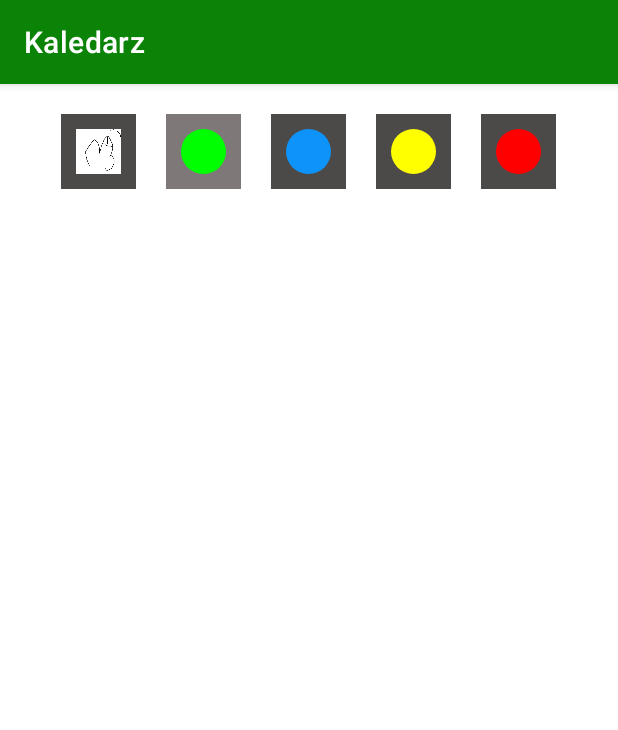
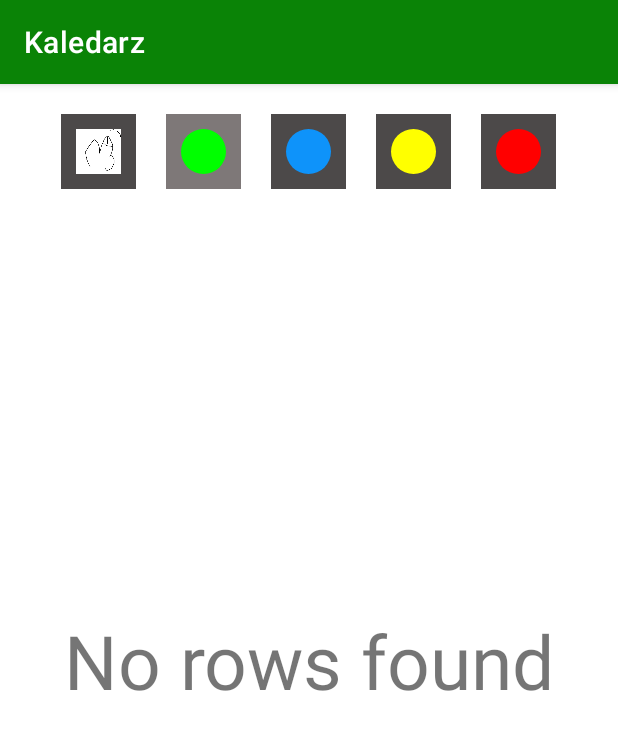
Before and after one commit to Henipiter/Kalendarz, an Android app: the SegregatedList screen opened directly, with no data from a screen before it, on a phone screen of 412 x 824 dp. Shown: the top 730 px of the screen. Run offline under Robolectric (Android 15) with nearby library versions, the light colour scheme and no system bars.

Commit message:
add info whether list is empty

```diff
--- a/app/src/main/java/com/example/kaledarz/SegregatedList.kt
+++ b/app/src/main/java/com/example/kaledarz/SegregatedList.kt
@@ -1,7 +1,9 @@
 package com.example.kaledarz
 
 import android.os.Bundle
+import android.view.View
 import android.widget.ImageButton
+import android.widget.TextView
 import android.widget.Toast
 import androidx.appcompat.app.AppCompatActivity
 import androidx.recyclerview.widget.LinearLayoutManager
@@ -27,6 +29,9 @@ class SegregatedList : AppCompatActivity() {
     private lateinit var buttonFuture: ImageButton
     private lateinit var buttonAll: ImageButton
 
+    private lateinit var noRowsInfoText: TextView
+
+
     override fun onCreate(savedInstanceState: Bundle?) {
         super.onCreate(savedInstanceState)
         setContentView(R.layout.activity_segregated_list)
@@ -37,6 +42,7 @@ class SegregatedList : AppCompatActivity() {
         buttonPast = findViewById(R.id.past_image_button)
         buttonFuture = findViewById(R.id.future_image_button)
         buttonAll = findViewById(R.id.all_image_button)
+        noRowsInfoText = findViewById(R.id.no_rows_info)
 
         databaseHelper = MyDatabaseHelper(this)
         customAdapter = CustomAdapter(this, this, noteListAdapter)
@@ -111,6 +117,12 @@ class SegregatedList : AppCompatActivity() {
                 noteListAdapter.addAll(noteListAll)
             }
         }
+        if(noteListAdapter.size==0){
+            noRowsInfoText.visibility = View.VISIBLE
+        }
+        else{
+            noRowsInfoText.visibility = View.GONE
+        }
         customAdapter.notifyDataSetChanged()
 
     }
--- a/app/src/main/res/layout/activity_main.xml
+++ b/app/src/main/res/layout/activity_main.xml
@@ -12,7 +12,7 @@
         android:layout_height="wrap_content"
         android:layout_marginTop="8dp"
         android:layout_marginEnd="8dp"
-        android:text="Notify"
+        android:text="List"
         app:layout_constraintEnd_toStartOf="@+id/add_button"
         app:layout_constraintTop_toBottomOf="@+id/calendarView" />
 
--- a/app/src/main/res/layout/activity_segregated_list.xml
+++ b/app/src/main/res/layout/activity_segregated_list.xml
@@ -113,5 +113,18 @@
         </TableRow>
     </TableLayout>
 
+    <TextView
+        android:id="@+id/no_rows_info"
+        app:layout_constraintTop_toTopOf="parent"
+        app:layout_constraintBottom_toBottomOf="parent"
+        app:layout_constraintLeft_toLeftOf="parent"
+        app:layout_constraintRight_toRightOf="parent"
+        android:textSize="50dp"
+        android:layout_width="wrap_content"
+        android:layout_height="wrap_content"
+        android:text="No rows found"
+        tools:layout_editor_absoluteX="249dp"
+        tools:layout_editor_absoluteY="89dp" />
+
 
 </androidx.constraintlayout.widget.ConstraintLayout>
```
